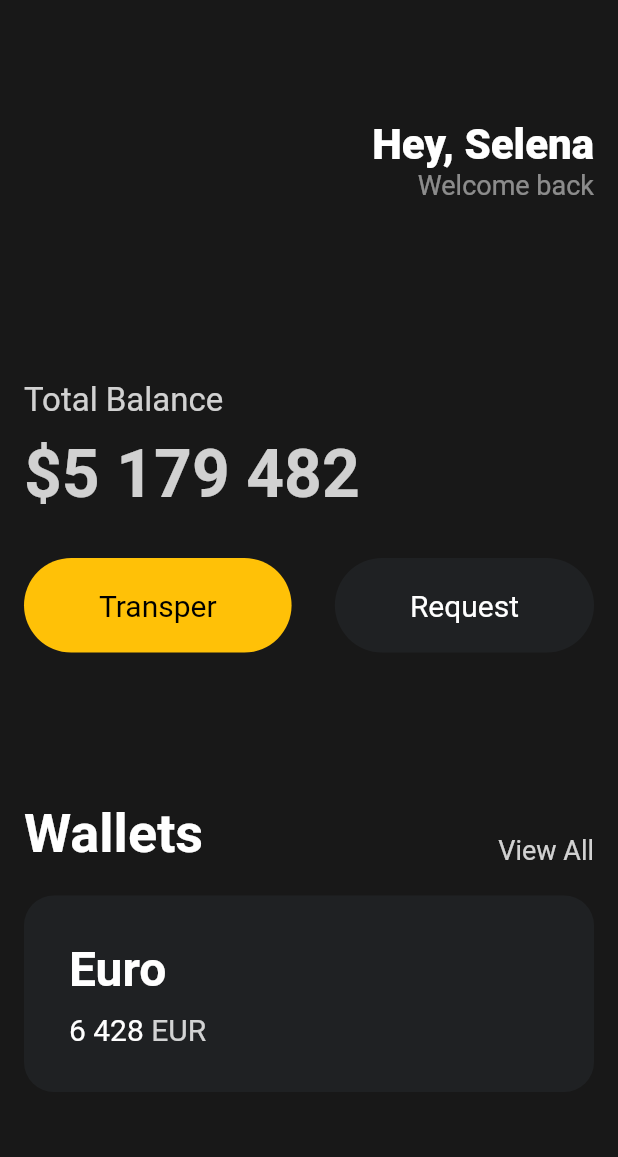
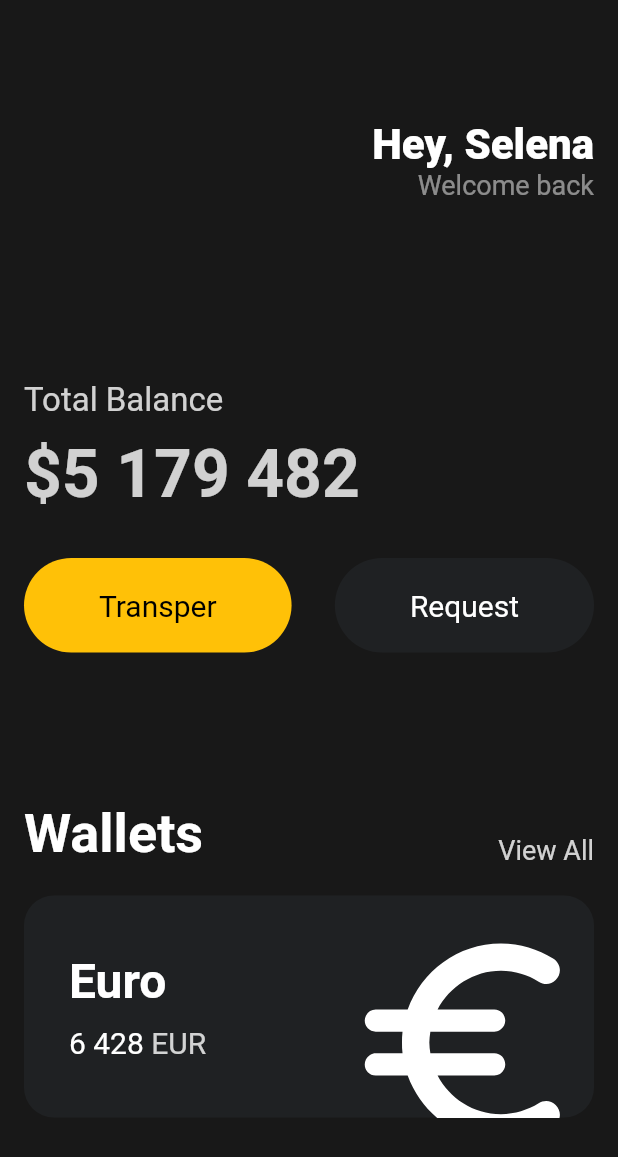
Before and after one commit to zak1ller/-, a Flutter app: the screen it shows after launch, on a phone screen of 412 x 824 dp. Shown: the top 1157 px of the screen. Run offline on Flutter 3.47's test engine with Material 2 defaults, Android fonts, the phone set to English and light mode, and no system bars.

Commit message:
3.7 Icons and Transforms

```diff
--- a/lib/main.dart
+++ b/lib/main.dart
@@ -123,6 +123,7 @@ class App extends StatelessWidget {
                 height: 20,
               ),
               Container(
+                clipBehavior: Clip.hardEdge,
                 decoration: BoxDecoration(
                   color: const Color(0xFF1F2123),
                   borderRadius: BorderRadius.circular(20),
@@ -130,6 +131,7 @@ class App extends StatelessWidget {
                 child: Padding(
                   padding: const EdgeInsets.all(30),
                   child: Row(
+                    mainAxisAlignment: MainAxisAlignment.spaceBetween,
                     children: [
                       Column(
                         crossAxisAlignment: CrossAxisAlignment.start,
@@ -168,6 +170,17 @@ class App extends StatelessWidget {
                           ),
                         ],
                       ),
+                      Transform.scale(
+                        scale: 2,
+                        child: Transform.translate(
+                          offset: const Offset(-5, 12),
+                          child: const Icon(
+                            Icons.euro_rounded,
+                            color: Colors.white,
+                            size: 88,
+                          ),
+                        ),
+                      ),
                     ],
                   ),
                 ),
```
